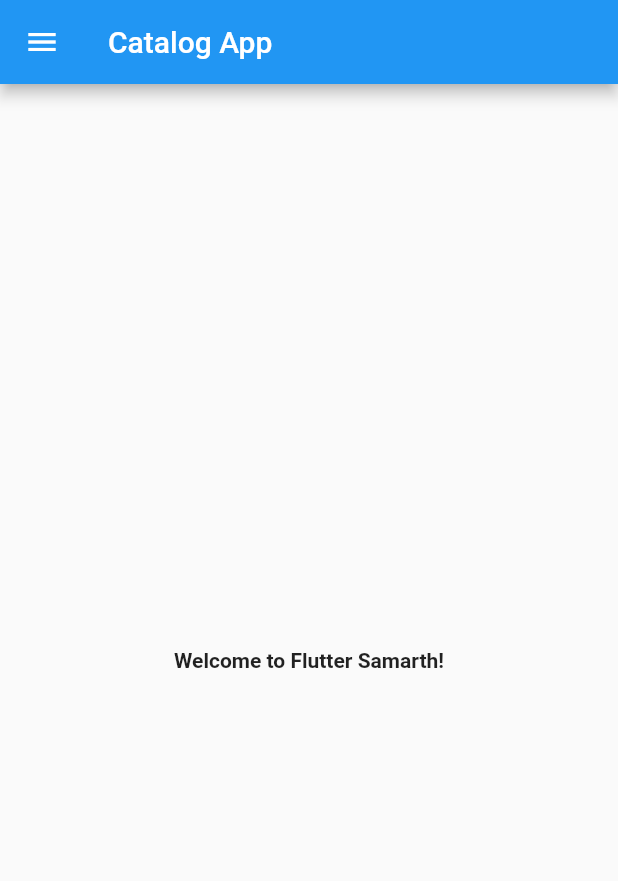
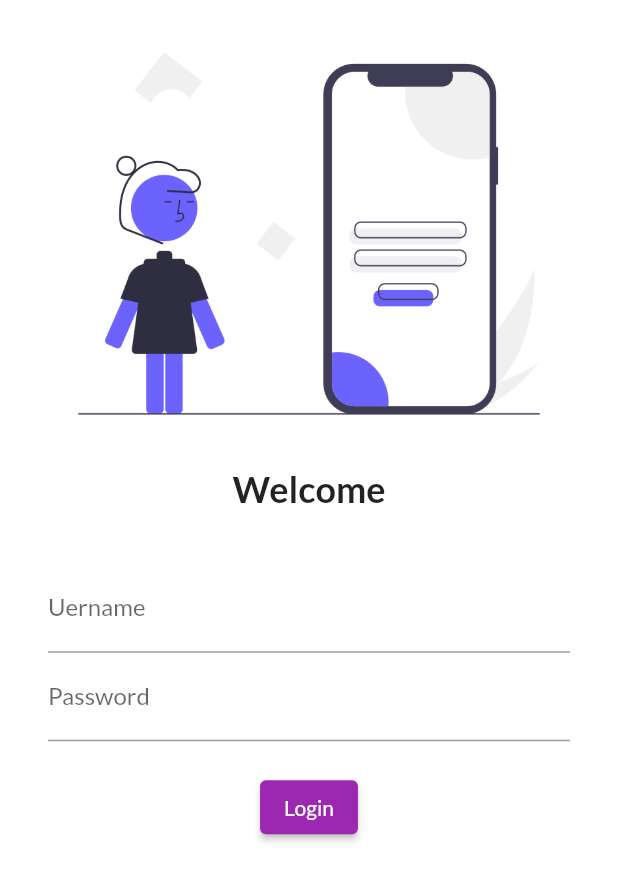
Before and after one commit to samarth1011/helloworld, a Flutter app: the screen it shows after launch, on a phone screen of 412 x 824 dp. Shown: the top 881 px of the screen. Run offline on Flutter 3.47's test engine with Material 2 defaults, Android fonts, the phone set to English and light mode, and no system bars; our stand-ins replace google_fonts.

Commit message:
day4 commit

```diff
--- a/lib/main.dart
+++ b/lib/main.dart
@@ -1,6 +1,7 @@
 import 'package:flutter/material.dart';
-
-import 'home_page.dart';
+import 'package:google_fonts/google_fonts.dart';
+import 'pages/home_page.dart';
+import 'pages/login_page.dart';
 
 void main() {
   runApp(MyApp());
@@ -11,6 +12,18 @@ class MyApp extends StatelessWidget {
 
   @override
   Widget build(BuildContext context) {
-    return MaterialApp(home: HomePage());
+    return MaterialApp(
+      theme: ThemeData(
+          primarySwatch: Colors.purple,
+          fontFamily: GoogleFonts.lato().fontFamily,
+          primaryTextTheme: GoogleFonts.latoTextTheme()),
+      themeMode: ThemeMode.light,
+      darkTheme: ThemeData(brightness: Brightness.dark),
+      routes: {
+        "/": (context) => LoginPage(),
+        "/home": (context) => HomePage(),
+        "/login": (context) => LoginPage()
+      },
+    );
   }
 }
--- a/lib/home_page.dart
+++ b/lib/pages/home_page.dart
@@ -14,7 +14,10 @@ class HomePage extends StatelessWidget {
               style: const TextStyle(fontWeight: FontWeight.bold)),
         ),
       ),
-      drawer: Drawer(),
+      drawer: Drawer(
+          child: Center(
+              child: Text("Inside Drawer",
+                  style: const TextStyle(fontWeight: FontWeight.bold)))),
     );
   }
 }
--- /dev/null
+++ b/lib/pages/login_page.dart
@@ -0,0 +1,49 @@
+import 'package:flutter/material.dart';
+
+class LoginPage extends StatelessWidget {
+  const LoginPage({Key? key}) : super(key: key);
+
+  @override
+  Widget build(BuildContext context) {
+    return Material(
+        color: Colors.white,
+        child: Column(
+          children: [
+            Image.asset("assets/images/login.png", fit: BoxFit.cover),
+            Text("Welcome",
+                style: TextStyle(
+                  fontSize: 24,
+                  fontWeight: FontWeight.bold,
+                )),
+            SizedBox(
+              height: 20.0,
+            ),
+            Padding(
+                padding: const EdgeInsets.symmetric(
+                    vertical: 16.0, horizontal: 32.0),
+                child: Column(children: [
+                  TextFormField(
+                      decoration: InputDecoration(
+                    hintText: "Enter Usernme",
+                    labelText: "Uername",
+                  )),
+                  TextFormField(
+                      obscureText: true,
+                      decoration: InputDecoration(
+                        hintText: "Enter Password",
+                        labelText: "Password",
+                      )),
+                  SizedBox(
+                    height: 20.0,
+                  ),
+                  ElevatedButton(
+                      onPressed: () {
+                        print("Hi samarth here");
+                      },
+                      child: Text("Login"),
+                      style: TextButton.styleFrom())
+                ]))
+          ],
+        ));
+  }
+}
```
Also changed, not shown: pubspec.yaml (+5 -7 lines), assets/images/login.png (added), pubspec.lock.
